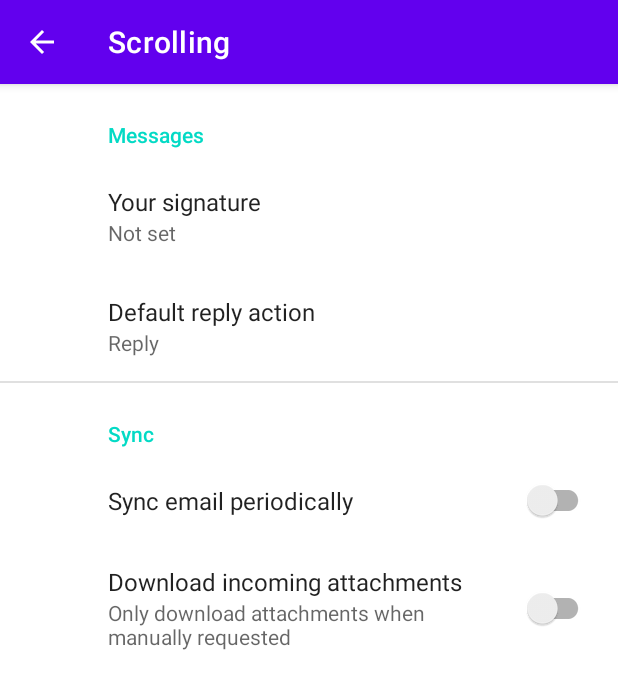
After one commit to Prajbh/Mastermind, an Android app: the Scrolling screen opened directly, with no data from a screen before it, on a phone screen of 412 x 824 dp. The commit adds this screen. Shown: the top 689 px of the screen. Run offline under Robolectric (Android 15) with nearby library versions, the phone set to English and light mode, and no system bars; our stand-ins replace androidx.preference.

Commit message:
Added a scrolling activity

```diff
--- a/app/build.gradle
+++ b/app/build.gradle
@@ -32,6 +32,7 @@ dependencies {
     implementation 'androidx.appcompat:appcompat:1.2.0'
     implementation 'com.google.android.material:material:1.3.0'
     implementation 'androidx.constraintlayout:constraintlayout:2.0.4'
+    implementation 'androidx.preference:preference:1.1.1'
     testImplementation 'junit:junit:4.+'
     androidTestImplementation 'androidx.test.ext:junit:1.1.2'
     androidTestImplementation 'androidx.test.espresso:espresso-core:3.3.0'
--- a/app/src/main/AndroidManifest.xml
+++ b/app/src/main/AndroidManifest.xml
@@ -9,6 +9,9 @@
         android:roundIcon="@mipmap/ic_launcher_round"
         android:supportsRtl="true"
         android:theme="@style/Theme.Mastermind">
+        <activity
+            android:name=".Scrolling"
+            android:label="@string/title_activity_scrolling"></activity>
         <activity android:name=".MainActivity">
             <intent-filter>
                 <action android:name="android.intent.action.MAIN" />
--- /dev/null
+++ b/app/src/main/java/com/example/mastermind/Scrolling.java
@@ -0,0 +1,33 @@
+package com.example.mastermind;
+
+import android.os.Bundle;
+
+import androidx.appcompat.app.ActionBar;
+import androidx.appcompat.app.AppCompatActivity;
+import androidx.preference.PreferenceFragmentCompat;
+
+public class Scrolling extends AppCompatActivity {
+
+    @Override
+    protected void onCreate(Bundle savedInstanceState) {
+        super.onCreate(savedInstanceState);
+        setContentView(R.layout.settings_activity);
+        if (savedInstanceState == null) {
+            getSupportFragmentManager()
+                    .beginTransaction()
+                    .replace(R.id.settings, new SettingsFragment())
+                    .commit();
+        }
+        ActionBar actionBar = getSupportActionBar();
+        if (actionBar != null) {
+            actionBar.setDisplayHomeAsUpEnabled(true);
+        }
+    }
+
+    public static class SettingsFragment extends PreferenceFragmentCompat {
+        @Override
+        public void onCreatePreferences(Bundle savedInstanceState, String rootKey) {
+            setPreferencesFromResource(R.xml.root_preferences, rootKey);
+        }
+    }
+}
--- /dev/null
+++ b/app/src/main/res/layout/settings_activity.xml
@@ -0,0 +1,9 @@
+<LinearLayout xmlns:android="http://schemas.android.com/apk/res/android"
+    android:layout_width="match_parent"
+    android:layout_height="match_parent">
+
+    <FrameLayout
+        android:id="@+id/settings"
+        android:layout_width="match_parent"
+        android:layout_height="match_parent" />
+</LinearLayout>
--- /dev/null
+++ b/app/src/main/res/values/arrays.xml
@@ -0,0 +1,12 @@
+<resources>
+    <!-- Reply Preference -->
+    <string-array name="reply_entries">
+        <item>Reply</item>
+        <item>Reply to all</item>
+    </string-array>
+
+    <string-array name="reply_values">
+        <item>reply</item>
+        <item>reply_all</item>
+    </string-array>
+</resources>
--- a/app/src/main/res/values/strings.xml
+++ b/app/src/main/res/values/strings.xml
@@ -1,3 +1,19 @@
 <resources>
     <string name="app_name">Mastermind</string>
+    <string name="title_activity_scrolling">Scrolling</string>
+
+    <!-- Preference Titles -->
+    <string name="messages_header">Messages</string>
+    <string name="sync_header">Sync</string>
+
+    <!-- Messages Preferences -->
+    <string name="signature_title">Your signature</string>
+    <string name="reply_title">Default reply action</string>
+
+    <!-- Sync Preferences -->
+    <string name="sync_title">Sync email periodically</string>
+    <string name="attachment_title">Download incoming attachments</string>
+    <string name="attachment_summary_on">Automatically download attachments for incoming emails
+    </string>
+    <string name="attachment_summary_off">Only download attachments when manually requested</string>
 </resources>
--- /dev/null
+++ b/app/src/main/res/xml/root_preferences.xml
@@ -0,0 +1,35 @@
+<PreferenceScreen xmlns:app="http://schemas.android.com/apk/res-auto">
+
+    <PreferenceCategory app:title="@string/messages_header">
+
+        <EditTextPreference
+            app:key="signature"
+            app:title="@string/signature_title"
+            app:useSimpleSummaryProvider="true" />
+
+        <ListPreference
+            app:defaultValue="reply"
+            app:entries="@array/reply_entries"
+            app:entryValues="@array/reply_values"
+            app:key="reply"
+            app:title="@string/reply_title"
+            app:useSimpleSummaryProvider="true" />
+
+    </PreferenceCategory>
+
+    <PreferenceCategory app:title="@string/sync_header">
+
+        <SwitchPreferenceCompat
+            app:key="sync"
+            app:title="@string/sync_title" />
+
+        <SwitchPreferenceCompat
+            app:dependency="sync"
+            app:key="attachment"
+            app:summaryOff="@string/attachment_summary_off"
+            app:summaryOn="@string/attachment_summary_on"
+            app:title="@string/attachment_title" />
+
+    </PreferenceCategory>
+
+</PreferenceScreen>
```
